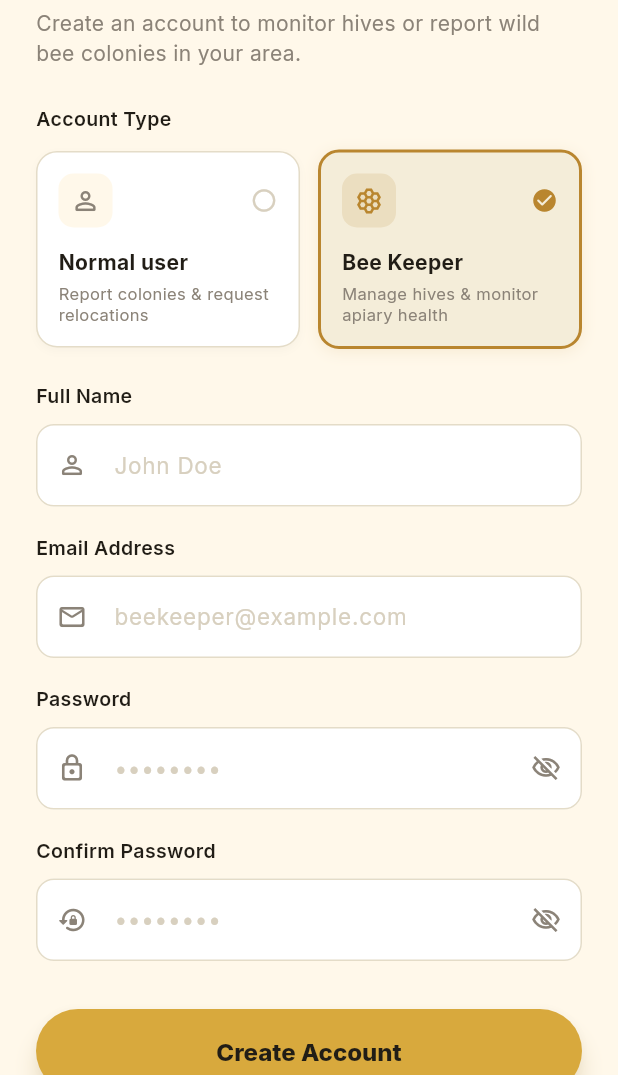
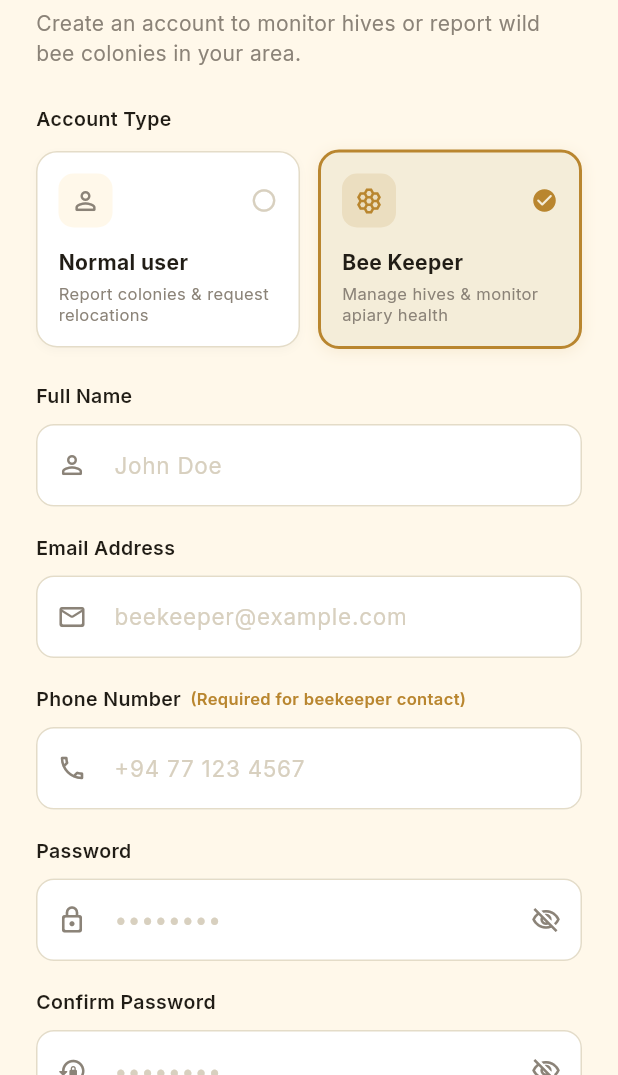
Before and after one commit to Dehiw/J26-IT-378-Research-Project, a Flutter app: the RegisterScreen screen opened directly, on a phone screen of 412 x 824 dp, the part 161-1236 px from its top. Run offline on Flutter 3.47's test engine with Material 3 defaults, Android fonts, the phone set to English and light mode, and no system bars; our stand-ins replace flutter_animate, google_fonts, image_picker, shared_preferences; missing offline and left inert: onnxruntime; accounts and stored records are empty.

Commit message:
Add the phone number to register

```diff
--- a/frontend/lib/models/user_model.dart
+++ b/frontend/lib/models/user_model.dart
@@ -2,6 +2,7 @@ class UserModel {
   final String id;
   final String name;
   final String email;
+  final String? phone;
   final String? userType;
   final String? token;
 
@@ -9,6 +10,7 @@ class UserModel {
     required this.id,
     required this.name,
     required this.email,
+    this.phone,
     this.userType,
     this.token,
   });
@@ -21,6 +23,7 @@ class UserModel {
       id: json['id'] as String? ?? '',
       name: json['name'] as String? ?? '',
       email: json['email'] as String? ?? '',
+      phone: json['phone'] as String?,
       userType: json['user_type'] as String? ??
           json['userType'] as String? ??
           'Bee Keeper',
@@ -33,6 +36,7 @@ class UserModel {
       'id': id,
       'name': name,
       'email': email,
+      if (phone != null) 'phone': phone,
       'user_type': userType ?? 'Bee Keeper',
       if (token != null) 'token': token,
     };
--- a/frontend/lib/screens/register_screen.dart
+++ b/frontend/lib/screens/register_screen.dart
@@ -25,6 +25,7 @@ class _RegisterScreenState extends State<RegisterScreen> {
   final _formKey = GlobalKey<FormState>();
   final _nameController = TextEditingController();
   final _emailController = TextEditingController();
+  final _phoneController = TextEditingController();
   final _passwordController = TextEditingController();
   final _confirmPasswordController = TextEditingController();
 
@@ -37,6 +38,7 @@ class _RegisterScreenState extends State<RegisterScreen> {
   void dispose() {
     _nameController.dispose();
     _emailController.dispose();
+    _phoneController.dispose();
     _passwordController.dispose();
     _confirmPasswordController.dispose();
     super.dispose();
@@ -61,6 +63,7 @@ class _RegisterScreenState extends State<RegisterScreen> {
     setState(() => _isLoading = true);
     final name = _nameController.text.trim();
     final email = _emailController.text.trim();
+    final phone = _phoneController.text.trim();
     final password = _passwordController.text;
 
     developer.log('Registering user with backend: $email',
@@ -71,6 +74,7 @@ class _RegisterScreenState extends State<RegisterScreen> {
         name: name,
         email: email,
         password: password,
+        phone: phone.isNotEmpty ? phone : null,
         userType: _selectedUserType,
       );
 
@@ -306,6 +310,64 @@ class _RegisterScreenState extends State<RegisterScreen> {
                 ),
                 const SizedBox(height: 18),
 
+                // Phone Number
+                Row(
+                  children: [
+                    Text(
+                      'Phone Number',
+                      style: GoogleFonts.inter(
+                        fontSize: 13,
+                        fontWeight: FontWeight.w600,
+                        color: AppColors.textPrimary,
+                      ),
+                    ),
+                    const SizedBox(width: 6),
+                    Text(
+                      _selectedUserType == 'Bee Keeper'
+                          ? '(Required for beekeeper contact)'
+                          : '(Optional)',
+                      style: GoogleFonts.inter(
+                        fontSize: 11,
+                        color: _selectedUserType == 'Bee Keeper'
+                            ? AppColors.hiveLow
+                            : AppColors.textSecondary,
+                        fontWeight: _selectedUserType == 'Bee Keeper'
+                            ? FontWeight.w600
+                            : FontWeight.w400,
+                      ),
+                    ),
+                  ],
+                ),
+                const SizedBox(height: 8),
+                TextFormField(
+                  controller: _phoneController,
+                  keyboardType: TextInputType.phone,
+                  style: GoogleFonts.inter(
+                    fontSize: 15,
+                    color: AppColors.textPrimary,
+                  ),
+                  decoration: InputDecoration(
+                    hintText: '+94 77 123 4567',
+                    prefixIcon: const Icon(
+                      Icons.phone_outlined,
+                      color: AppColors.textSecondary,
+                      size: 20,
+                    ),
+                  ),
+                  validator: (value) {
+                    if (_selectedUserType == 'Bee Keeper' &&
+                        (value == null || value.trim().isEmpty)) {
+                      return 'Please enter your phone number for beekeeper contact';
+                    }
+                    if (value != null &&
+                        value.trim().isNotEmpty &&
+                        value.trim().length < 8) {
+                      return 'Please enter a valid phone number';
+                    }
+                    return null;
+                  },
+                ),
+                const SizedBox(height: 18),
 
                 // Password
                 Text(
```
Also changed, not shown: frontend/lib/services/auth_service.dart (+18 -0 lines), 3 other files.
